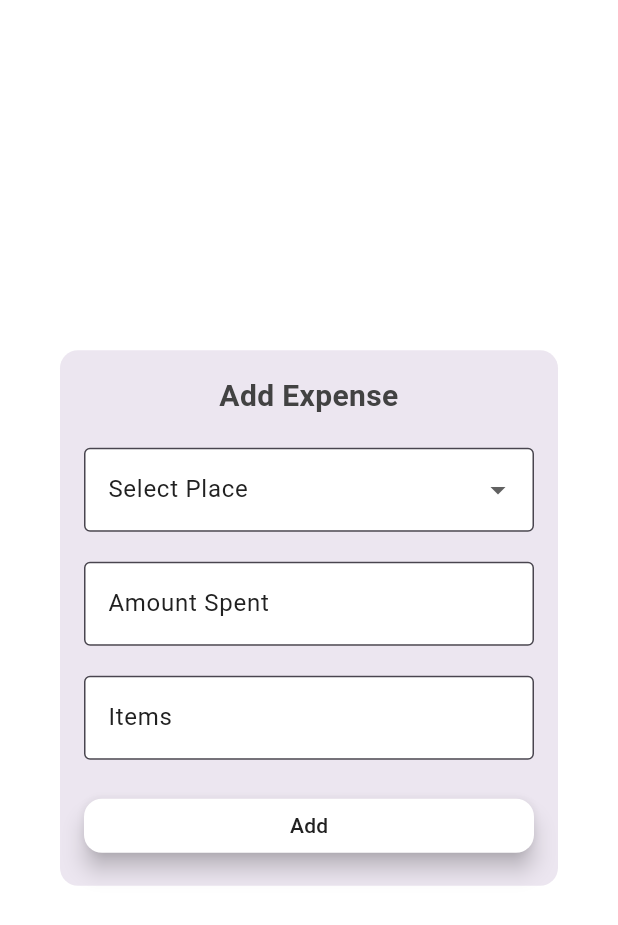
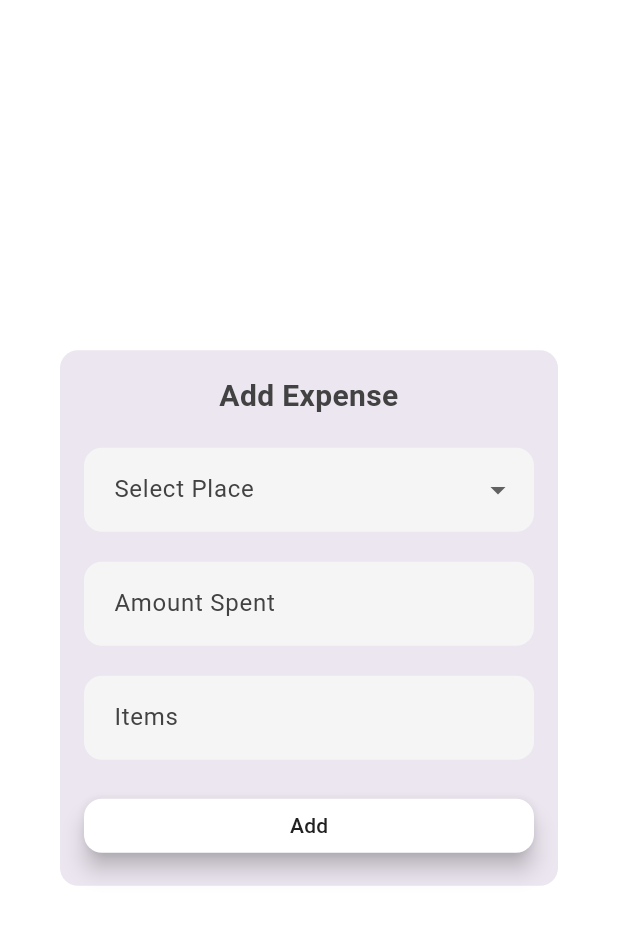
Before and after one commit to R4f4y04/bachat, a Flutter app: the AddExpenseDialog widget shown alone on an empty page, opened directly with empty values, on a phone screen of 412 x 824 dp. Shown: the top 925 px of the screen. Run offline on Flutter 3.47's test engine with Material 3 defaults, Android fonts, the phone set to English and light mode, and no system bars; our stand-ins replace fl_chart, flutter_slidable, hive, hive_flutter, liquid_pull_to_refresh; accounts and stored records are empty.

Commit message:
applied textfield modification in addexpensedialog

```diff
--- a/lib/addExpenseDialog.dart
+++ b/lib/addExpenseDialog.dart
@@ -72,13 +72,8 @@ class _AddExpenseDialogState extends State<AddExpenseDialog> {
             SizedBox(height: 20),
             DropdownButtonFormField<String>(
               value: selectedPlace,
-              decoration: InputDecoration(
-                fillColor: Theme.of(context).appBarTheme.backgroundColor,
-                labelStyle: TextStyle(
-                    color: Theme.of(context).appBarTheme.foregroundColor),
-                border: OutlineInputBorder(),
-                labelText: 'Select Place',
-              ),
+              decoration: AppStyles.getInputDecoration(context,
+                  labelText: 'Select Place'),
               items: [
                 ...options.map((place) {
                   return DropdownMenuItem<String>(
@@ -101,37 +96,22 @@ class _AddExpenseDialogState extends State<AddExpenseDialog> {
               SizedBox(height: 16),
               TextField(
                 controller: customPlaceController,
-                decoration: InputDecoration(
-                  fillColor: Theme.of(context).appBarTheme.backgroundColor,
-                  labelStyle: TextStyle(
-                      color: Theme.of(context).appBarTheme.foregroundColor),
-                  border: OutlineInputBorder(),
-                  labelText: 'Enter Custom Place',
-                ),
+                decoration: AppStyles.getInputDecoration(context,
+                    labelText: 'Custom Place'),
               ),
             ],
             SizedBox(height: 20),
             TextField(
               controller: amountController,
-              decoration: InputDecoration(
-                fillColor: Theme.of(context).appBarTheme.backgroundColor,
-                labelStyle: TextStyle(
-                    color: Theme.of(context).appBarTheme.foregroundColor),
-                border: OutlineInputBorder(),
-                labelText: 'Amount Spent',
-              ),
+              decoration: AppStyles.getInputDecoration(context,
+                  labelText: 'Amount Spent'),
               keyboardType: TextInputType.number,
             ),
             SizedBox(height: 20),
             TextField(
               controller: itemscontroller,
-              decoration: InputDecoration(
-                  fillColor: Theme.of(context).appBarTheme.backgroundColor,
-                  labelStyle: TextStyle(
-                      color: Theme.of(context).appBarTheme.foregroundColor),
-                  border: OutlineInputBorder(),
-                  labelText: 'Items',
-                  hintText: "Optional"),
+              decoration: AppStyles.getInputDecoration(context,
+                  labelText: 'Items', hintText: 'Optional'),
             ),
             SizedBox(height: 20),
             ElevatedButton(
```
